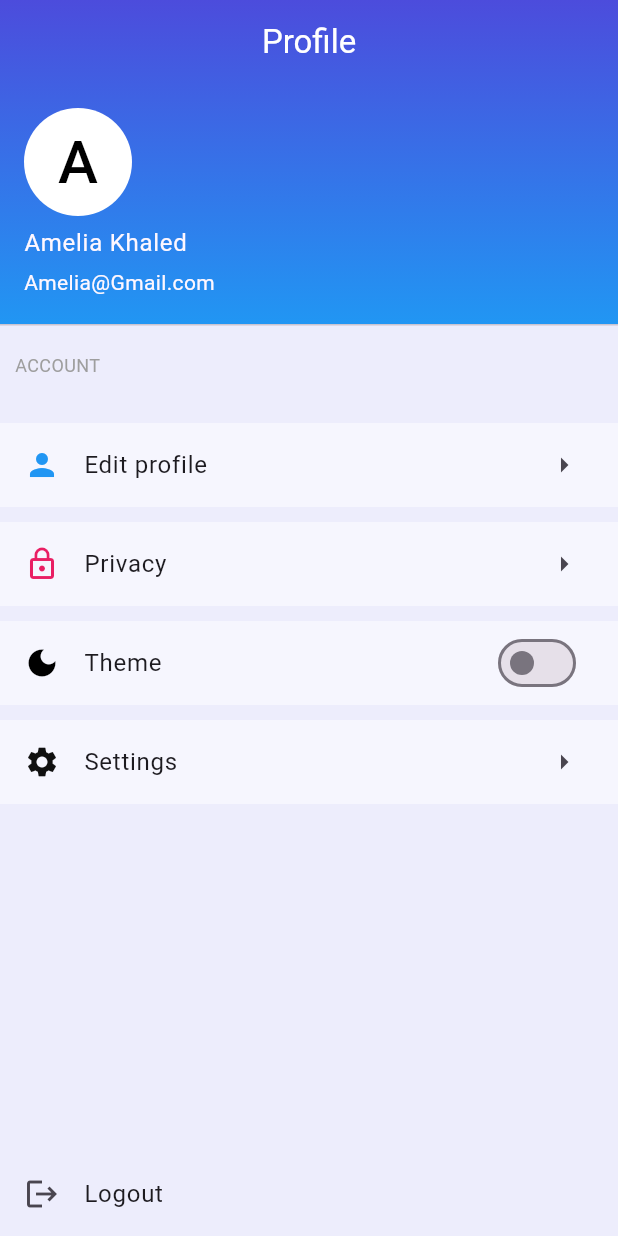
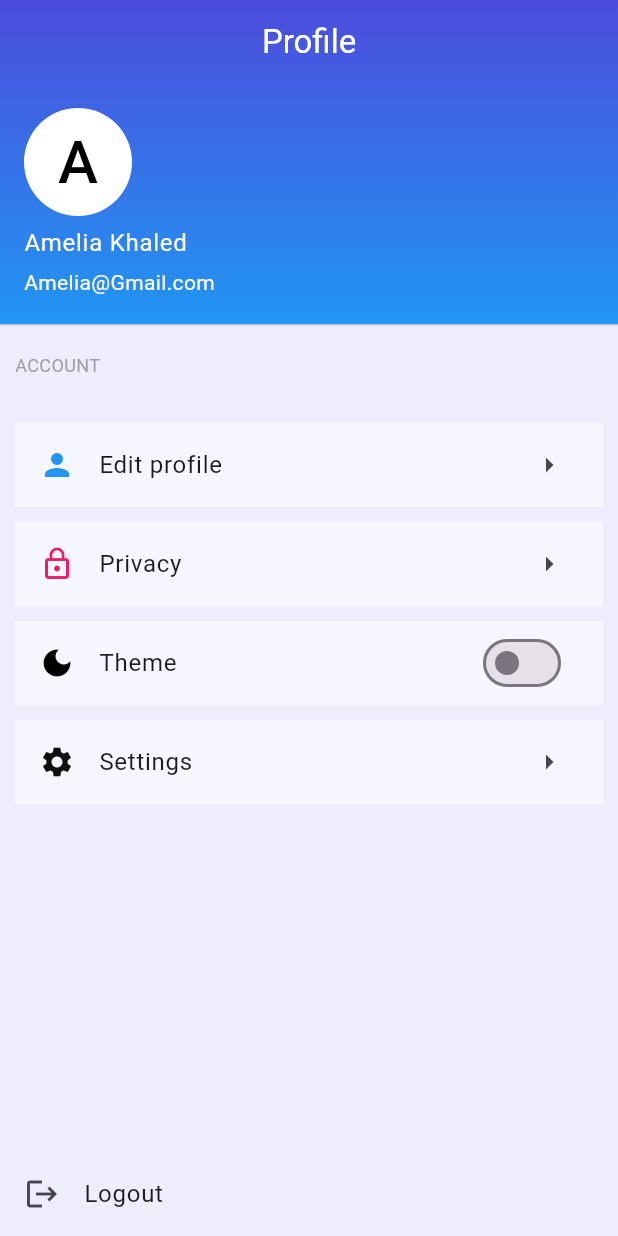
Before and after one commit to OmarHabeb/drugstore, a Flutter app: the profile screen opened directly, on a phone screen of 412 x 824 dp. Run offline on Flutter 3.47's test engine with Material 3 defaults, Android fonts, the phone set to English and light mode, and no system bars; our stand-ins replace flutter_screenutil, google_fonts, lottie; Roboto replaces fonts that are missing (Acme).

Commit message:
some editing

```diff
--- a/lib/Screens/profile.dart
+++ b/lib/Screens/profile.dart
@@ -58,6 +58,7 @@ class _profileState extends State<profile> {
           ),
           SizedBox(height: 20),
           Container(
+            margin: EdgeInsets.only(right: 10 ,left: 10),
              decoration: BoxDecoration(
               color: Colors.white.withOpacity(0.5),
 
@@ -77,6 +78,7 @@ class _profileState extends State<profile> {
           ),
            SizedBox(height: 10),
           Container(
+            margin: EdgeInsets.only(right: 10 ,left: 10),
             decoration: BoxDecoration(
               color: Colors.white.withOpacity(0.5),
             ),
@@ -94,6 +96,7 @@ class _profileState extends State<profile> {
           ),
            SizedBox(height: 10),
            Container(
+            margin: EdgeInsets.only(right: 10 ,left: 10),
             decoration: BoxDecoration(
               color: Colors.white.withOpacity(0.5),
             ),
@@ -113,6 +116,7 @@ class _profileState extends State<profile> {
           ),
           SizedBox(height: 10),
           Container(
+            margin: EdgeInsets.only(right: 10 ,left: 10),
             decoration: BoxDecoration(
               color: Colors.white.withOpacity(0.5),
             ),
```
Also changed, not shown: pubspec.lock.
